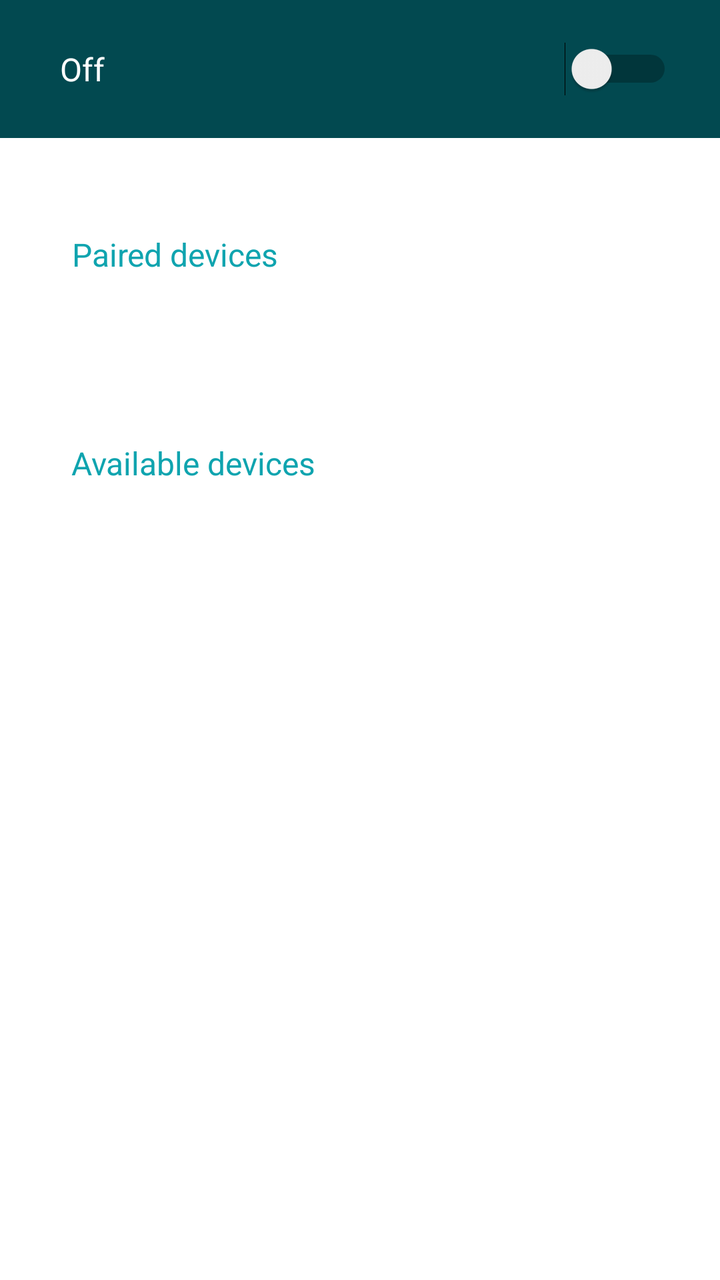
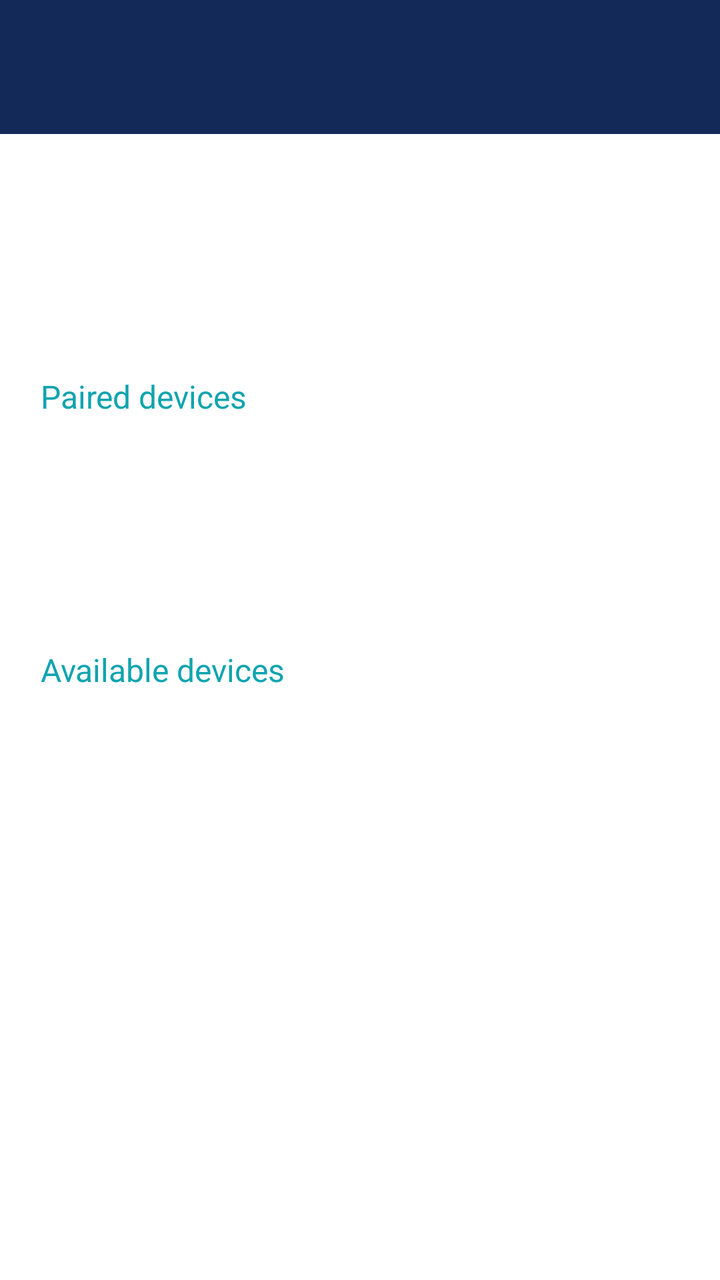

The first picture is an Android layout as it rendered before a commit; the second is the same layout after the commit. The layout source and the unified diff follow.
<!-- AndroidManifest.xml: application theme Theme.NavigationLeftExample -->
<!-- res/layout/fragment_bluetooth.xml -->
<?xml version="1.0" encoding="utf-8"?>
<androidx.constraintlayout.widget.ConstraintLayout xmlns:android="http://schemas.android.com/apk/res/android"
xmlns:app="http://schemas.android.com/apk/res-auto"
xmlns:tools="http://schemas.android.com/tools"
android:layout_width="match_parent"
android:layout_height="match_parent"
tools:context=".ui.bluetooth.BluetoothFragment">





















                <LinearLayout
                    android:layout_width="472dp"
                    android:layout_height="69dp"
                    android:orientation="horizontal"
                    tools:layout_editor_absoluteX="2dp"
                    tools:layout_editor_absoluteY="51dp"
                    android:background="#024950">

                    <TextView
                        android:id="@+id/textViewBluetoothOn"
                        android:layout_width="wrap_content"
                        android:layout_height="wrap_content"
                        android:text="Off"
                        android:layout_gravity="center"
                        android:layout_marginLeft="30dp"
                        android:textColor="@color/white"
                        android:textSize="16dp"
                        app:layout_constraintBottom_toBottomOf="parent"
                        app:layout_constraintEnd_toEndOf="parent"
                        app:layout_constraintHorizontal_bias="0.112"
                        app:layout_constraintStart_toStartOf="parent"
                        app:layout_constraintTop_toTopOf="parent"
                        app:layout_constraintVertical_bias="0.104" />

                    <Switch
                        android:id="@+id/switchBluetoothOn"
                        android:layout_width="wrap_content"
                        android:layout_height="wrap_content"
                        android:layout_gravity="center"
                        android:layout_marginLeft="230dp"
                        android:saveEnabled="false"
                        app:layout_constraintBottom_toBottomOf="parent"
                        app:layout_constraintEnd_toEndOf="parent"
                        app:layout_constraintHorizontal_bias="0.797"
                        app:layout_constraintStart_toStartOf="parent"
                        app:layout_constraintTop_toTopOf="parent"
                        app:layout_constraintVertical_bias="0.093" />
                </LinearLayout>





    <TextView
        android:id="@+id/editTextText"
        android:layout_width="wrap_content"
        android:layout_height="wrap_content"
        android:ems="10"
        android:inputType="text"
        android:text="Paired devices"
        android:paddingLeft="20dp"
        android:textColor="#0FA4AF"
        android:textSize="16dp"
        app:layout_constraintBottom_toBottomOf="parent"
        app:layout_constraintEnd_toEndOf="parent"
        app:layout_constraintHorizontal_bias="0.094"
        app:layout_constraintStart_toStartOf="parent"
        app:layout_constraintTop_toTopOf="parent"
        app:layout_constraintVertical_bias="0.188" />


    <TextView
        android:id="@+id/textViewBluetoothDeviceChosen"
        android:layout_width="wrap_content"
        android:layout_height="wrap_content"
        android:paddingVertical="10dp"
        android:layout_marginLeft="60dp"
        android:textSize="16dp"
        android:textStyle="bold"
        app:layout_constraintBottom_toBottomOf="parent"
        app:layout_constraintEnd_toEndOf="parent"
        app:layout_constraintHorizontal_bias="0.038"
        app:layout_constraintStart_toStartOf="parent"
        app:layout_constraintTop_toTopOf="parent"
        app:layout_constraintVertical_bias="0.275" />



    <TextView
        android:id="@+id/editTextText2"
        android:layout_width="wrap_content"
        android:layout_height="wrap_content"
        android:ems="10"
        android:inputType="text"
        android:paddingLeft="20dp"
        android:text="Available devices"
        android:textColor="#0FA4AF"
        android:textSize="16dp"
        app:layout_constraintBottom_toBottomOf="parent"
        app:layout_constraintEnd_toEndOf="parent"
        app:layout_constraintHorizontal_bias="0.093"
        app:layout_constraintStart_toStartOf="parent"
        app:layout_constraintTop_toTopOf="parent"
        app:layout_constraintVertical_bias="0.357" />

    <ListView
        android:id="@+id/listBluetoothDeviceView"
        android:layout_width="match_parent"
        android:layout_height="370dp"
        app:layout_constraintBottom_toBottomOf="parent"
        app:layout_constraintEnd_toEndOf="parent"
        app:layout_constraintStart_toStartOf="parent"
        app:layout_constraintTop_toTopOf="parent"
        app:layout_constraintVertical_bias="1.0" />


</androidx.constraintlayout.widget.ConstraintLayout>
<!-- resources referenced by this layout -->
<resources>
  <color name="white">#FFFFFFFF</color>
  <style name="Theme.NavigationLeftExample" parent="Theme.MaterialComponents.DayNight.DarkActionBar">
          
          <item name="colorPrimary">@color/purple_500</item>
          <item name="colorPrimaryVariant">@color/purple_700</item>
          <item name="colorOnPrimary">@color/white</item>
          
          <item name="colorSecondary">@color/teal_200</item>
          <item name="colorSecondaryVariant">@color/teal_700</item>
          <item name="colorOnSecondary">@color/black</item>
          
          <item name="android:statusBarColor">?attr/colorPrimaryVariant</item>
  
          
      </style>
  <color name="purple_500">#FF6200EE</color>
  <color name="purple_700">#FF3700B3</color>
  <color name="teal_200">#FF03DAC5</color>
  <color name="teal_700">#FF018786</color>
  <color name="black">#FF000000</color>
</resources>

<!-- the commit's change to res/layout/fragment_bluetooth.xml (unified diff, before → after) -->
@@ -23,50 +23,46 @@ tools:context=".ui.bluetooth.BluetoothFragment">
 
 
 
+    <LinearLayout
+        android:layout_width="888dp"
+        android:layout_height="67dp"
+        android:background="#132A59"
+        android:orientation="horizontal"
+        tools:layout_editor_absoluteX="2dp"
+        tools:layout_editor_absoluteY="51dp"
+        tools:ignore="MissingConstraints">
 
 
+        <TextView
+            android:id="@+id/textViewBluetoothOn"
+            android:layout_width="wrap_content"
+            android:layout_height="wrap_content"
+            android:layout_gravity="center"
+            android:layout_marginLeft="500dp"
+            android:text="Off"
+            android:textColor="@color/white"
+            android:textSize="16dp"
+            app:layout_constraintBottom_toBottomOf="parent"
+            app:layout_constraintEnd_toEndOf="parent"
+            app:layout_constraintHorizontal_bias="0.112"
+            app:layout_constraintStart_toStartOf="parent"
+            app:layout_constraintTop_toTopOf="parent"
+            app:layout_constraintVertical_bias="0.104" />
 
-                <LinearLayout
-                    android:layout_width="472dp"
-                    android:layout_height="69dp"
-                    android:orientation="horizontal"
-                    tools:layout_editor_absoluteX="2dp"
-                    tools:layout_editor_absoluteY="51dp"
-                    android:background="#024950">
-
-                    <TextView
-                        android:id="@+id/textViewBluetoothOn"
-                        android:layout_width="wrap_content"
-                        android:layout_height="wrap_content"
-                        android:text="Off"
-                        android:layout_gravity="center"
-                        android:layout_marginLeft="30dp"
-                        android:textColor="@color/white"
-                        android:textSize="16dp"
-                        app:layout_constraintBottom_toBottomOf="parent"
-                        app:layout_constraintEnd_toEndOf="parent"
-                        app:layout_constraintHorizontal_bias="0.112"
-                        app:layout_constraintStart_toStartOf="parent"
-                        app:layout_constraintTop_toTopOf="parent"
-                        app:layout_constraintVertical_bias="0.104" />
-
-                    <Switch
-                        android:id="@+id/switchBluetoothOn"
-                        android:layout_width="wrap_content"
-                        android:layout_height="wrap_content"
-                        android:layout_gravity="center"
-                        android:layout_marginLeft="230dp"
-                        android:saveEnabled="false"
-                        app:layout_constraintBottom_toBottomOf="parent"
-                        app:layout_constraintEnd_toEndOf="parent"
-                        app:layout_constraintHorizontal_bias="0.797"
-                        app:layout_constraintStart_toStartOf="parent"
-                        app:layout_constraintTop_toTopOf="parent"
-                        app:layout_constraintVertical_bias="0.093" />
-                </LinearLayout>
-
-
-
+        <Switch
+            android:id="@+id/switchBluetoothOn"
+            android:layout_width="wrap_content"
+            android:layout_height="wrap_content"
+            android:layout_gravity="center"
+            android:layout_marginLeft="80dp"
+            android:saveEnabled="false"
+            app:layout_constraintBottom_toBottomOf="parent"
+            app:layout_constraintEnd_toEndOf="parent"
+            app:layout_constraintHorizontal_bias="0.797"
+            app:layout_constraintStart_toStartOf="parent"
+            app:layout_constraintTop_toTopOf="parent"
+            app:layout_constraintVertical_bias="0.093" />
+    </LinearLayout>
 
 
     <TextView
@@ -75,34 +71,31 @@ tools:context=".ui.bluetooth.BluetoothFragment">
         android:layout_height="wrap_content"
         android:ems="10"
         android:inputType="text"
+        android:paddingLeft="20dp"
         android:text="Paired devices"
-        android:paddingLeft="20dp"
         android:textColor="#0FA4AF"
         android:textSize="16dp"
         app:layout_constraintBottom_toBottomOf="parent"
         app:layout_constraintEnd_toEndOf="parent"
-        app:layout_constraintHorizontal_bias="0.094"
+        app:layout_constraintHorizontal_bias="0.002"
         app:layout_constraintStart_toStartOf="parent"
         app:layout_constraintTop_toTopOf="parent"
-        app:layout_constraintVertical_bias="0.188" />
-
+        app:layout_constraintVertical_bias="0.303" />
 
     <TextView
         android:id="@+id/textViewBluetoothDeviceChosen"
         android:layout_width="wrap_content"
         android:layout_height="wrap_content"
+        android:layout_marginLeft="60dp"
         android:paddingVertical="10dp"
-        android:layout_marginLeft="60dp"
         android:textSize="16dp"
         android:textStyle="bold"
         app:layout_constraintBottom_toBottomOf="parent"
         app:layout_constraintEnd_toEndOf="parent"
-        app:layout_constraintHorizontal_bias="0.038"
+        app:layout_constraintHorizontal_bias="0.017"
         app:layout_constraintStart_toStartOf="parent"
         app:layout_constraintTop_toTopOf="parent"
-        app:layout_constraintVertical_bias="0.275" />
-
-
+        app:layout_constraintVertical_bias="0.411" />
 
     <TextView
         android:id="@+id/editTextText2"
@@ -116,20 +109,21 @@ tools:context=".ui.bluetooth.BluetoothFragment">
         android:textSize="16dp"
         app:layout_constraintBottom_toBottomOf="parent"
         app:layout_constraintEnd_toEndOf="parent"
-        app:layout_constraintHorizontal_bias="0.093"
+        app:layout_constraintHorizontal_bias="0.002"
         app:layout_constraintStart_toStartOf="parent"
         app:layout_constraintTop_toTopOf="parent"
-        app:layout_constraintVertical_bias="0.357" />
+        app:layout_constraintVertical_bias="0.524" />
 
     <ListView
         android:id="@+id/listBluetoothDeviceView"
-        android:layout_width="match_parent"
-        android:layout_height="370dp"
+        android:layout_width="891dp"
+        android:layout_height="144dp"
         app:layout_constraintBottom_toBottomOf="parent"
         app:layout_constraintEnd_toEndOf="parent"
+        app:layout_constraintHorizontal_bias="0.0"
         app:layout_constraintStart_toStartOf="parent"
         app:layout_constraintTop_toTopOf="parent"
-        app:layout_constraintVertical_bias="1.0" />
+        app:layout_constraintVertical_bias="0.906" />
 
 
 </androidx.constraintlayout.widget.ConstraintLayout>
